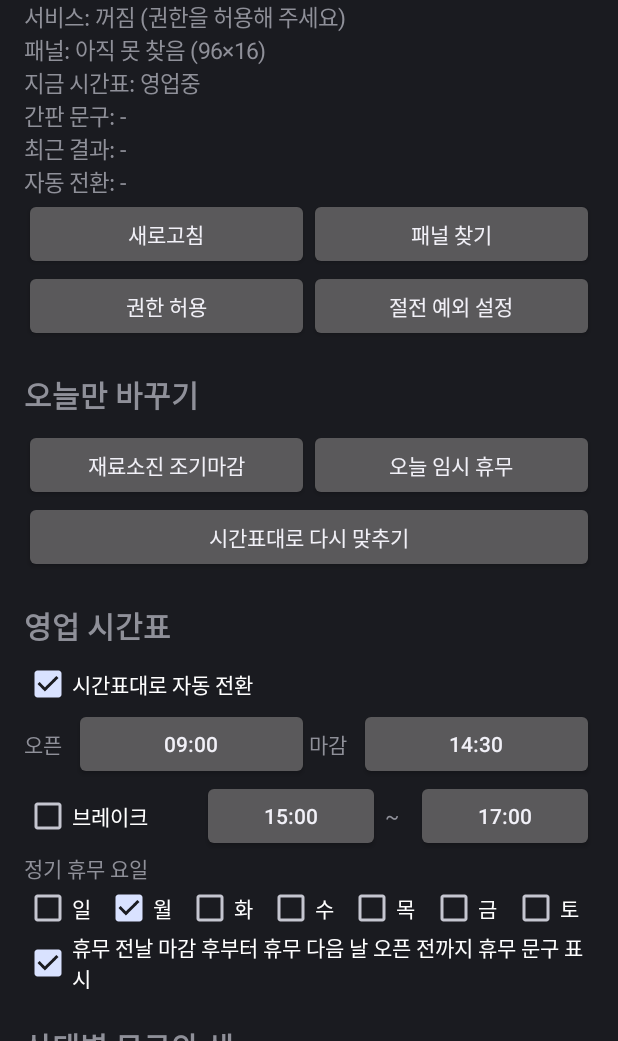
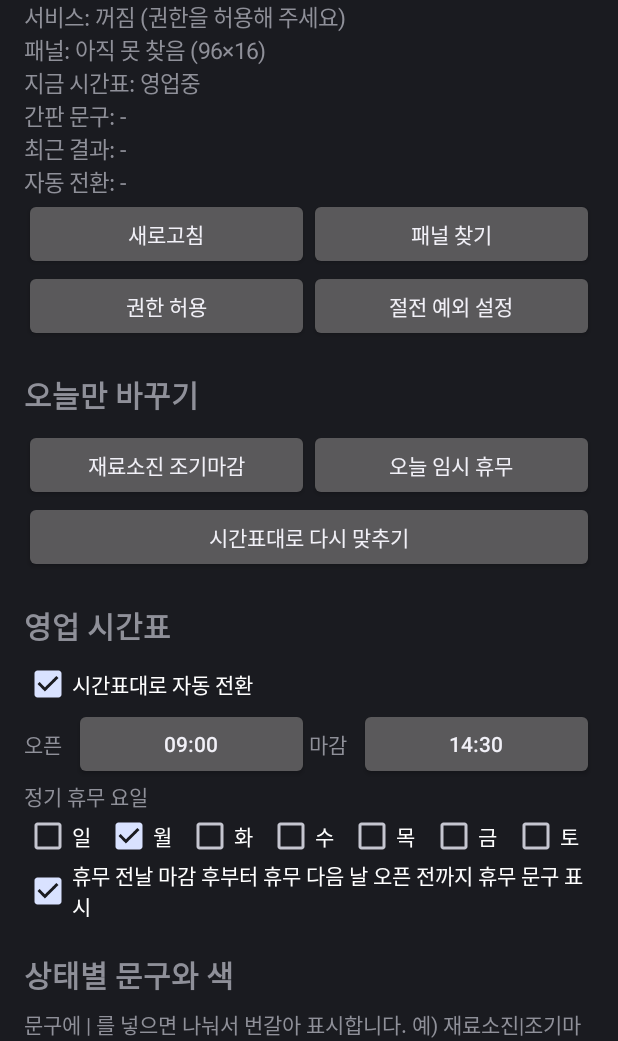
Before and after one commit to taekchonee/chodang-payroll, an Android app: the screen it shows after launch (MainActivity), on a phone screen of 412 x 824 dp, the part 195-1236 px from its top. Run offline under Robolectric (Android 15) with nearby library versions, the phone set to English and light mode, and no system bars.

Commit message:
Drop break time, default to white text, alternate sold-out pages
The store has no break time, so the break setting is removed. All
statuses default to white. Text with '|' is sent as a looping panel
animation, so the sold-out notice shows 재료소진 and 조기마감 in turn
without scrolling; the page interval is adjustable in the app.

Co-Authored-By: Claude Opus 5.5 <noreply@anthropic.com>
Claude-Session: https://claude.ai/code/session_01CAN7fuhWutNjPZ6VeppQX6

```diff
--- a/android/app/build.gradle.kts
+++ b/android/app/build.gradle.kts
@@ -11,8 +11,8 @@ android {
         applicationId = "com.chodang.ledsign"
         minSdk = 24
         targetSdk = 34
-        versionCode = 3
-        versionName = "0.3.0"
+        versionCode = 4
+        versionName = "0.4.0"
     }
 
     // 업데이트 설치가 되도록 항상 같은 키로 서명합니다 (공개 디버그용 키).
--- a/android/app/src/main/java/com/chodang/ledsign/MainActivity.kt
+++ b/android/app/src/main/java/com/chodang/ledsign/MainActivity.kt
@@ -33,6 +33,7 @@ class MainActivity : Activity() {
 
     private val modeLabels = listOf("자동" to "auto", "고정" to "static", "왼쪽으로 흐름" to "left", "오른쪽으로 흐름" to "right")
     private val fontSizes = listOf(12, 13, 14, 15, 16)
+    private val animSpeeds = listOf(500, 1000, 1500, 2000, 3000)
     private val dayLabels = listOf(
         Calendar.SUNDAY to "일", Calendar.MONDAY to "월", Calendar.TUESDAY to "화", Calendar.WEDNESDAY to "수",
         Calendar.THURSDAY to "목", Calendar.FRIDAY to "금", Calendar.SATURDAY to "토",
@@ -48,6 +49,7 @@ class MainActivity : Activity() {
     private lateinit var modeSpinner: Spinner
     private lateinit var fontSpinner: Spinner
     private lateinit var boldCheck: CheckBox
+    private lateinit var animSpinner: Spinner
     private lateinit var previewView: ImageView
     private val statusTextInputs = mutableMapOf<StoreStatus, EditText>()
     private val statusColorSpinners = mutableMapOf<StoreStatus, Spinner>()
@@ -120,16 +122,6 @@ class MainActivity : Activity() {
             label("오픈"), timeButton({ schedule.openMin }) { schedule.openMin = it },
             label("마감"), timeButton({ schedule.closeMin }) { schedule.closeMin = it },
         ))
-        root.addView(row(
-            CheckBox(this).apply {
-                text = "브레이크"
-                isChecked = schedule.useBreak
-                setOnCheckedChangeListener { _, on -> schedule.useBreak = on; onScheduleChanged() }
-            },
-            timeButton({ schedule.breakStartMin }) { schedule.breakStartMin = it },
-            label(" ~ "),
-            timeButton({ schedule.breakEndMin }) { schedule.breakEndMin = it },
-        ))
         root.addView(label("정기 휴무 요일"))
         root.addView(row(*dayLabels.map { (day, name) ->
             CheckBox(this).apply {
@@ -146,6 +138,7 @@ class MainActivity : Activity() {
 
         // 문구와 색
         root.addView(title("상태별 문구와 색"))
+        root.addView(label("문구에 | 를 넣으면 나눠서 번갈아 표시합니다. 예) 재료소진|조기마감"))
         StoreStatus.entries.forEach { s ->
             val input = EditText(this).apply { setText(schedule.text(s)); setSingleLine() }
             val color = spinner(LedColor.entries.map { it.label }).apply { setSelection(schedule.color(s).ordinal) }
@@ -171,6 +164,11 @@ class MainActivity : Activity() {
         }
         boldCheck = CheckBox(this).apply { text = "굵게"; isChecked = signPrefs.getBoolean("bold", true) }
         root.addView(row(label("크기"), fontSpinner, boldCheck))
+        animSpinner = spinner(animSpeeds.map { "${it / 1000.0}초" }).apply {
+            setSelection(animSpeeds.indexOf(signPrefs.getInt("anim_speed", 1500)).coerceAtLeast(0))
+        }
+        root.addView(row(label("번갈아 표시 간격"), animSpinner))
+        root.addView(label("간격이 실제와 다르면 값을 바꿔 보내 보세요."))
 
         // 직접 보내기
         root.addView(title("직접 보내기"))
@@ -243,6 +241,7 @@ class MainActivity : Activity() {
 
     private fun applyFont(c: SignController) {
         c.setFont(fontSizes[fontSpinner.selectedItemPosition].toFloat(), boldCheck.isChecked)
+        c.animSpeed = animSpeeds[animSpinner.selectedItemPosition]
     }
 
     private fun showPreview() {
--- a/android/app/src/main/java/com/chodang/ledsign/StoreSchedule.kt
+++ b/android/app/src/main/java/com/chodang/ledsign/StoreSchedule.kt
@@ -5,11 +5,11 @@ import java.util.Calendar
 
 /** 간판에 띄우는 상태 */
 enum class StoreStatus(val label: String, val defaultText: String, val defaultColor: LedColor) {
-    OPEN("영업중", "영업중", LedColor.GREEN),
-    BREAK("브레이크타임", "브레이크타임", LedColor.YELLOW),
-    CLOSED("영업종료", "영업종료", LedColor.RED),
-    HOLIDAY("휴무", "월요일 휴무", LedColor.RED),
-    SOLDOUT("조기마감", "재료소진 조기마감", LedColor.RED),
+    OPEN("영업중", "영업중", LedColor.WHITE),
+    CLOSED("영업종료", "영업종료", LedColor.WHITE),
+    HOLIDAY("휴무", "월요일 휴무", LedColor.WHITE),
+    // | 로 나누면 패널이 "재료소진" → "조기마감" 을 번갈아 반복합니다.
+    SOLDOUT("조기마감", "재료소진|조기마감", LedColor.WHITE),
 }
 
 /**
@@ -27,18 +27,9 @@ class StoreSchedule(context: Context) {
     var openMin: Int
         get() = prefs.getInt("open", 9 * 60)
         set(v) = prefs.edit().putInt("open", v).apply()
-    var breakStartMin: Int
-        get() = prefs.getInt("break_start", 15 * 60)
-        set(v) = prefs.edit().putInt("break_start", v).apply()
-    var breakEndMin: Int
-        get() = prefs.getInt("break_end", 17 * 60)
-        set(v) = prefs.edit().putInt("break_end", v).apply()
     var closeMin: Int
         get() = prefs.getInt("close", 14 * 60 + 30)
         set(v) = prefs.edit().putInt("close", v).apply()
-    var useBreak: Boolean
-        get() = prefs.getBoolean("use_break", false)
-        set(v) = prefs.edit().putBoolean("use_break", v).apply()
 
     /** 정기 휴무 전날 마감 후 ~ 휴무 다음 날 오픈 전에도 휴무 문구를 띄웁니다. */
     var holidayAroundClosed: Boolean
@@ -82,7 +73,6 @@ class StoreSchedule(context: Context) {
                 ((beforeOpen && isHolidayDay(prevDay)) || (!beforeOpen && isHolidayDay(nextDay))) -> StoreStatus.HOLIDAY
             !inBusinessHours -> StoreStatus.CLOSED
             soldOutToday -> StoreStatus.SOLDOUT
-            useBreak && now in breakStartMin until breakEndMin -> StoreStatus.BREAK
             else -> StoreStatus.OPEN
         }
     }
```
Also changed, not shown: android/app/src/main/java/com/chodang/ledsign/CoolLedProtocol.kt (+14 -0 lines), android/app/src/main/java/com/chodang/ledsign/SignController.kt (+25 -0 lines), android/app/src/main/java/com/chodang/ledsign/TextRenderer.kt (+38 -2 lines), 1 other file.
